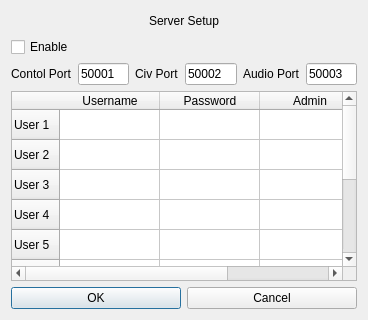
First picture: the form in udpserversetup.ui, repository adecarolis/wfweb, before the edit.
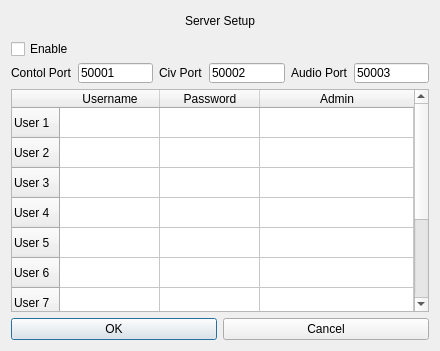
Second picture: the form after the edit.

Commit message: Tweaking to udp server UI. Not finished yet.

What changed in the file:
```diff
--- a/udpserversetup.ui
+++ b/udpserversetup.ui
@@ -6,10 +6,28 @@
    <rect>
     <x>0</x>
     <y>0</y>
-    <width>368</width>
-    <height>262</height>
+    <width>440</width>
+    <height>351</height>
    </rect>
   </property>
+  <property name="sizePolicy">
+   <sizepolicy hsizetype="Fixed" vsizetype="MinimumExpanding">
+    <horstretch>0</horstretch>
+    <verstretch>0</verstretch>
+   </sizepolicy>
+  </property>
+  <property name="minimumSize">
+   <size>
+    <width>440</width>
+    <height>0</height>
+   </size>
+  </property>
+  <property name="maximumSize">
+   <size>
+    <width>440</width>
+    <height>480</height>
+   </size>
+  </property>
   <property name="windowTitle">
    <string>Server Setup</string>
   </property>
@@ -36,6 +54,18 @@
        </item>
        <item>
         <widget class="QLabel" name="label">
+         <property name="minimumSize">
+          <size>
+           <width>0</width>
+           <height>20</height>
+          </size>
+         </property>
+         <property name="maximumSize">
+          <size>
+           <width>16777215</width>
+           <height>20</height>
+          </size>
+         </property>
          <property name="text">
           <string>Server Setup</string>
          </property>
@@ -60,6 +90,18 @@
       <layout class="QHBoxLayout" name="horizontalLayout_3">
        <item>
         <widget class="QCheckBox" name="enableCheckbox">
+         <property name="minimumSize">
+          <size>
+           <width>0</width>
+           <height>20</height>
+          </size>
+         </property>
+         <property name="maximumSize">
+          <size>
+           <width>16777215</width>
+           <height>15</height>
+          </size>
+         </property>
          <property name="text">
           <string>Enable</string>
          </property>
@@ -84,6 +126,18 @@
       <layout class="QHBoxLayout" name="horizontalLayout_7">
        <item>
         <widget class="QLabel" name="label_4">
+         <property name="minimumSize">
+          <size>
+           <width>0</width>
+           <height>20</height>
+          </size>
+         </property>
+         <property name="maximumSize">
+          <size>
+           <width>16777215</width>
+           <height>20</height>
+          </size>
+         </property>
          <property name="text">
           <string>Contol Port</string>
          </property>
@@ -91,6 +145,18 @@
        </item>
        <item>
         <widget class="QLineEdit" name="controlPortText">
+         <property name="minimumSize">
+          <size>
+           <width>0</width>
+           <height>20</height>
+          </size>
+         </property>
+         <property name="maximumSize">
+          <size>
+           <width>16777215</width>
+           <height>20</height>
+          </size>
+         </property>
          <property name="inputMask">
           <string>99999</string>
          </property>
@@ -101,6 +167,18 @@
        </item>
        <item>
         <widget class="QLabel" name="label_3">
+         <property name="minimumSize">
+          <size>
+           <width>0</width>
+           <height>20</height>
+          </size>
+         </property>
+         <property name="maximumSize">
+          <size>
+           <width>16777215</width>
+           <height>20</height>
+          </size>
+         </property>
          <property name="text">
           <string>Civ Port</string>
          </property>
@@ -108,6 +186,18 @@
        </item>
        <item>
         <widget class="QLineEdit" name="civPortText">
+         <property name="minimumSize">
+          <size>
+           <width>0</width>
+           <height>20</height>
+          </size>
+         </property>
+         <property name="maximumSize">
+          <size>
+           <width>16777215</width>
+           <height>20</height>
+          </size>
+         </property>
          <property name="inputMask">
           <string>99999</string>
          </property>
@@ -118,6 +208,18 @@
        </item>
        <item>
         <widget class="QLabel" name="label_2">
+         <property name="minimumSize">
+          <size>
+           <width>0</width>
+           <height>20</height>
+          </size>
+         </property>
+         <property name="maximumSize">
+          <size>
+           <width>16777215</width>
+           <height>20</height>
+          </size>
+         </property>
          <property name="text">
           <string>Audio Port</string>
          </property>
@@ -125,6 +227,18 @@
        </item>
        <item>
         <widget class="QLineEdit" name="audioPortText">
+         <property name="minimumSize">
+          <size>
+           <width>0</width>
+           <height>20</height>
+          </size>
+         </property>
+         <property name="maximumSize">
+          <size>
+           <width>16777215</width>
+           <height>20</height>
+          </size>
+         </property>
          <property name="inputMask">
           <string>99999</string>
          </property>
@@ -143,21 +257,21 @@
        <item>
         <widget class="QTableWidget" name="usersTable">
          <property name="sizePolicy">
-          <sizepolicy hsizetype="Expanding" vsizetype="Fixed">
+          <sizepolicy hsizetype="Expanding" vsizetype="Expanding">
            <horstretch>0</horstretch>
            <verstretch>0</verstretch>
           </sizepolicy>
          </property>
          <property name="minimumSize">
           <size>
-           <width>0</width>
-           <height>0</height>
+           <width>400</width>
+           <height>160</height>
           </size>
          </property>
          <property name="maximumSize">
           <size>
-           <width>16777215</width>
-           <height>190</height>
+           <width>750</width>
+           <height>330</height>
           </size>
          </property>
          <property name="frameShape">
@@ -260,19 +374,6 @@
          </column>
         </widget>
        </item>
-       <item>
-        <spacer name="verticalSpacer_2">
-         <property name="orientation">
-          <enum>Qt::Vertical</enum>
-         </property>
-         <property name="sizeHint" stdset="0">
-          <size>
-           <width>20</width>
-           <height>40</height>
-          </size>
-         </property>
-        </spacer>
-       </item>
       </layout>
      </item>
      <item>
```
